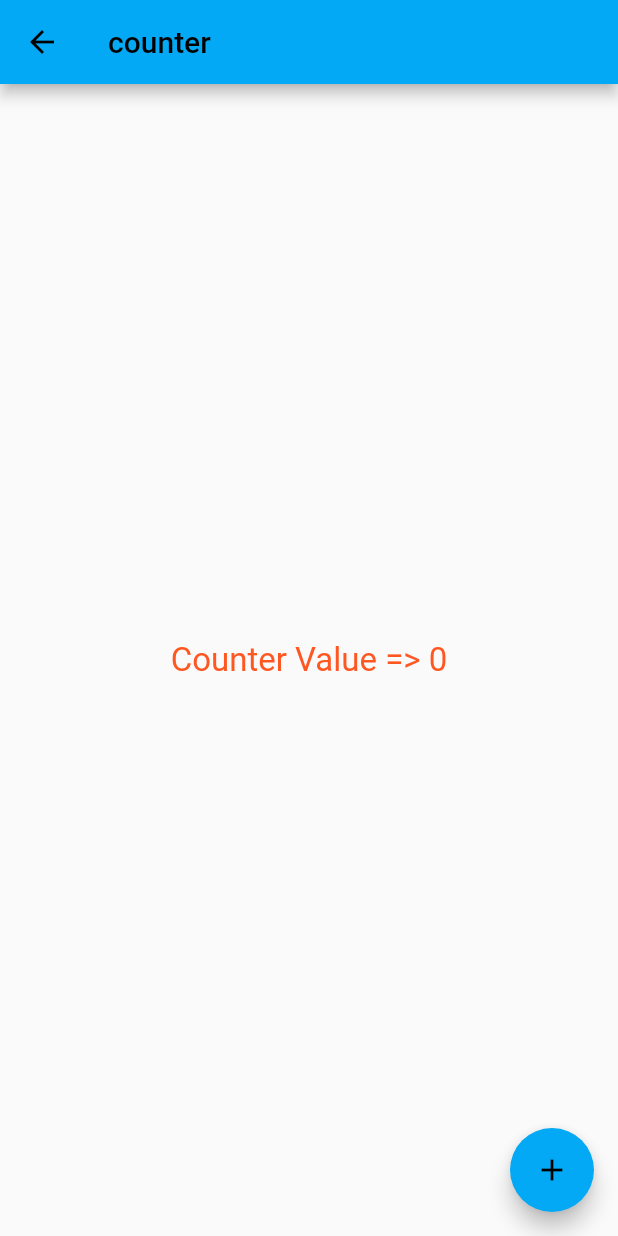
After one commit to kharyseye/firstAppFlutter, a Flutter app: the screen it shows after launch, in the side drawer, after a tap on "Counter", on a phone screen of 412 x 824 dp. The commit adds this screen. Run offline on Flutter 3.47's test engine with Material 2 defaults, Android fonts, the phone set to English and light mode, and no system bars.

Commit message:
adding pages

```diff
--- a/lib/main.dart
+++ b/lib/main.dart
@@ -1,4 +1,7 @@
+import 'package:first_app/ui/pages/counter.page.dart';
+import 'package:first_app/ui/pages/gallery.page.dart';
 import 'package:first_app/ui/pages/home.page.dart';
+import 'package:first_app/ui/pages/meteo.page.dart';
 import 'package:flutter/material.dart';
 
 void main(){
@@ -10,10 +13,16 @@ class MyApp extends StatelessWidget {
   @override
   Widget build(BuildContext context) {
     return MaterialApp(
+      routes: {
+        "/":(context) =>HomePage(),
+        "/meteo": (context) => MeteoPage(),
+        "/gallery": (context) => GalleryPage(),
+        "/counter": (context) => CounterPage(),
+      },
       theme: ThemeData(
         primarySwatch: Colors.lightBlue
       ),
-      home: HomePage(),
+     initialRoute: "/",
     );
   }
 }
--- /dev/null
+++ b/lib/ui/pages/counter.page.dart
@@ -0,0 +1,21 @@
+import 'package:flutter/material.dart';
+
+class CounterPage extends StatelessWidget {
+  int counter = 0;
+  @override
+  Widget build(BuildContext context) {
+    return Scaffold(
+      appBar: AppBar(title: Text('counter'),),
+      body: Center(
+        child: Text('Counter Value => ${counter}',
+        style: TextStyle(fontSize: 22, color: Colors.deepOrange),
+        ),
+      ),
+      floatingActionButton: FloatingActionButton(
+        onPressed: () {  },
+        child: Icon(Icons.add),
+      ),
+
+    );
+  }
+}
--- a/lib/ui/widgets/drawer.widget.dart
+++ b/lib/ui/widgets/drawer.widget.dart
@@ -24,17 +24,24 @@ class MyDrawer extends StatelessWidget {
               )
           ),
           ListTile(
-            title: Text('Home',style: TextStyle(fontSize: 22),),
-            leading: Icon(Icons.home,color: Colors.blue,),
+            title: Text('Counter',style: TextStyle(fontSize: 22),),
+            leading: Icon(Icons.timer,color: Colors.blue,),
             trailing: Icon(Icons.arrow_right,color: Colors.lightBlue,),
-            onTap: (){},
+            onTap: (){
+              Navigator.of(context).pop();
+              Navigator.pushNamed(context, "/counter");
+            },
           ),
           Divider(height: 4,color: Colors.blue,),
           ListTile(
             title: Text('Meteo',style: TextStyle(fontSize: 22),),
             leading: Icon(Icons.ac_unit,color: Colors.blue,),
             trailing: Icon(Icons.arrow_right,color: Colors.lightBlue,),
-            onTap: (){},
+            onTap: ()
+            {
+              Navigator.of(context).pop();
+              Navigator.pushNamed(context, "/meteo");
+            },
           ),
 
           Divider(height: 4,color: Colors.blue,),
@@ -42,7 +49,10 @@ class MyDrawer extends StatelessWidget {
             title: Text('Gallery',style: TextStyle(fontSize: 22),),
             leading: Icon(Icons.add_a_photo,color: Colors.blue,),
             trailing: Icon(Icons.arrow_right,color: Colors.lightBlue,),
-            onTap: (){},
+            onTap: (){
+              Navigator.of(context).pop();
+              Navigator.pushNamed(context, "/gallery");
+            },
           ),
           Divider(height: 4,color: Colors.blue,),
 
```
Also changed, not shown: lib/ui/pages/gallery.page.dart (added, +15 -0 lines).
